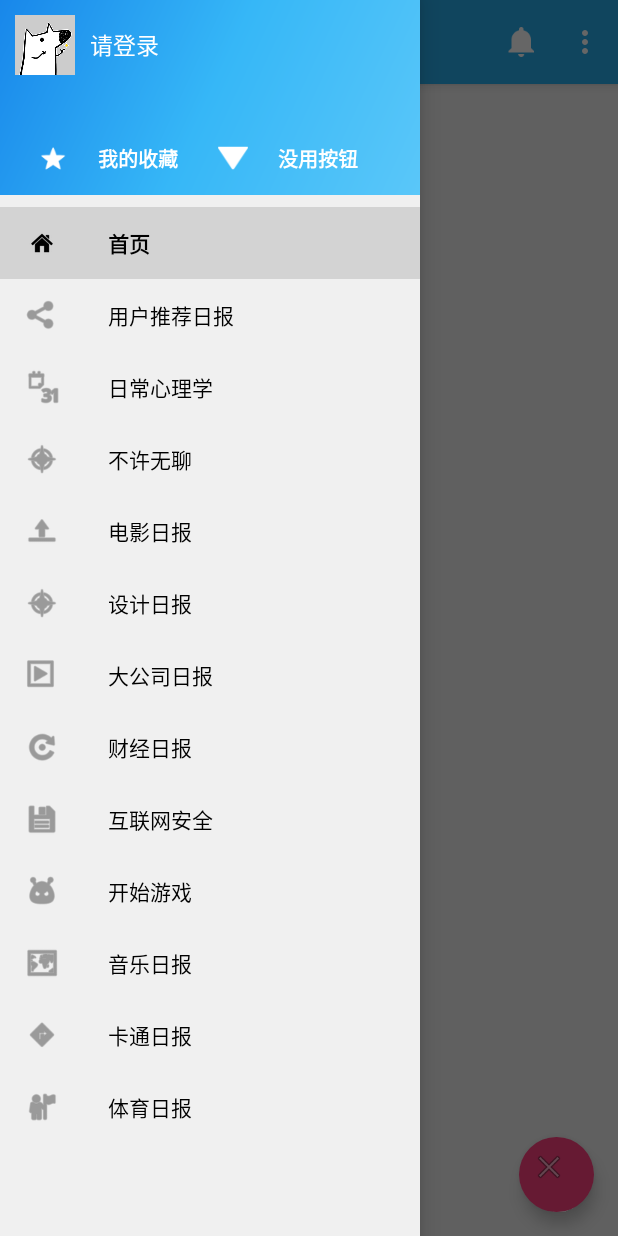
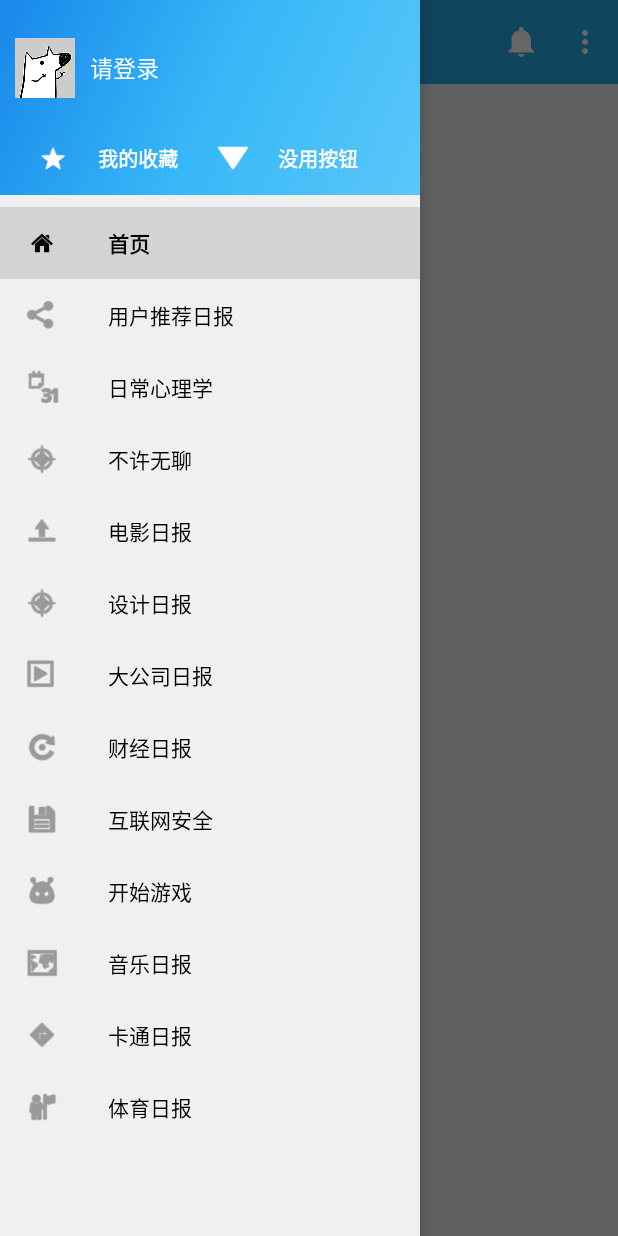
Before and after one commit to ychy00001/ZhiHu-example, an Android app: the MainActivity screen opened directly, with no data from a screen before it, with the side drawer open, on a phone screen of 412 x 824 dp. Run offline under Robolectric (Android 15) with nearby library versions, the phone set to English and light mode, and no system bars; our stand-ins replace ButterKnife, EventBus, Picasso; libraries missing offline, so code that uses them is left out: com.nineoldandroids.animation; pictures from the network do not load; 7 statements that could not run were skipped.

Commit message:
修改5.0手机侧滑界面被挡的问题，删除首页退出按钮

```diff
--- a/app/build.gradle
+++ b/app/build.gradle
@@ -4,8 +4,8 @@ Properties props = new Properties()
 props.load(new FileInputStream(file("signing.properties")))
 
 android {
-    compileSdkVersion 'Google Apis:Google Apis:23'
-    buildToolsVersion "23.0.2"
+    compileSdkVersion 23
+    buildToolsVersion '22.0.1'
 
     defaultConfig {
         applicationId "com.rain.zhihu_example"
@@ -76,6 +76,5 @@ dependencies {
     compile 'com.squareup.retrofit2:adapter-rxjava:2.0.0-beta3'
     //数据库支持
     compile 'de.greenrobot:greendao:2.1.0'
-
     compile project(':library-sharesdk')
 }
--- a/app/src/main/AndroidManifest.xml
+++ b/app/src/main/AndroidManifest.xml
@@ -52,10 +52,10 @@
         <activity
             android:name=".ui.activity.SplashActivity"
             android:label="@string/app_name"
+            android:theme="@style/SplashTheme"
             >
             <intent-filter>
                 <action android:name="android.intent.action.MAIN" />
-
                 <category android:name="android.intent.category.LAUNCHER" />
             </intent-filter>
         </activity>
--- a/app/src/main/res/layout/app_bar_main.xml
+++ b/app/src/main/res/layout/app_bar_main.xml
@@ -22,15 +22,4 @@
 
     <include layout="@layout/content_main" />
 
-    <android.support.design.widget.FloatingActionButton
-        android:id="@+id/fab"
-        app:fabSize="mini"
-        app:borderWidth="0dp"
-        android:layout_width="50dp"
-        android:layout_height="50dp"
-        android:scaleType="centerCrop"
-        android:layout_gravity="bottom|end"
-        android:layout_margin="@dimen/fab_margin"
-        android:src="@android:drawable/ic_menu_close_clear_cancel" />
-
 </android.support.design.widget.CoordinatorLayout>
--- a/app/src/main/res/layout/nav_header_main.xml
+++ b/app/src/main/res/layout/nav_header_main.xml
@@ -9,6 +9,7 @@
         android:id="@+id/ll_login"
         android:layout_width="match_parent"
         android:layout_height="wrap_content"
+        android:layout_marginTop="15dp"
         android:orientation="horizontal"
         android:gravity="center_vertical">
 
--- /dev/null
+++ b/app/src/main/res/values-v21/styles.xml
@@ -0,0 +1,112 @@
+<resources>
+
+    <!-- Base application theme. -->
+    <style name="AppTheme" parent="Theme.AppCompat.Light.DarkActionBar">
+        <!-- Customize your theme here. -->
+        <item name="colorPrimary">@color/colorPrimary</item>
+        <item name="colorPrimaryDark">@color/colorPrimaryDark</item>
+        <item name="colorAccent">@color/colorAccent</item>
+    </style>
+
+
+    <style name="AppTheme.AppBarOverlay" parent="ThemeOverlay.AppCompat.Dark.ActionBar" />
+    <style name="AppTheme.PopupOverlay" parent="ThemeOverlay.AppCompat.Light" />
+
+    <!--**************start! 自定义白天 夜间主题***********-->
+    <style name="SplashTheme" parent="AppTheme.NoActionBar">
+        <item name="android:windowDrawsSystemBarBackgrounds">false</item>
+    </style>
+    <!--application主题-->
+    <style name="AppTheme.NoActionBar">
+        <!--控制菜单字体颜色-->
+        <item name="colorPrimary">@color/text_Color_light</item>
+
+        <item name="windowActionBar">false</item>
+        <item name="windowNoTitle">true</item>
+        <item name="android:windowDrawsSystemBarBackgrounds">true</item>
+        <!--顶部状态栏变透明 -->
+        <item name="android:statusBarColor">@android:color/transparent</item>
+        <!--application主题设置透明背景  需要每个Activity都有自己的背景定义
+        已注释 因为有可能启动的时候背景图上的文字先显示出来 用户体验也不高
+            <item name="android:windowIsTranslucent">true</item>
+            <item name="android:windowBackground">@color/transparent</item>
+        -->
+        <!--整体页面主题-->
+        <item name="ThemeBackgroundColor">@color/defaultBackground_light</item>
+        <item name="ThemeTextColor">@color/text_Color_light</item>
+
+        <!--导航 Toolbar-->
+        <item name="toolBar_gb_color">@color/toolbar_bg_color_light</item>
+        <item name="menu_color_mode">@string/action_dark_mode</item>
+        <item name="navigationView_bg">@drawable/side_nav_bar</item>
+        <item name="navigation_title_text_color">@color/navigation_title_text_color_light</item>
+
+        <!--通用-->
+        <item name="text_color_gray">@color/color_gray_light</item>
+        <item name="btn_bg">@drawable/select_btn_light</item>
+        <item name="text_color_dark_red">@color/color_dark_red_light</item>
+
+        <!--分享-->
+        <item name="ic_share_friend">@drawable/ic_share_friend_white</item>
+        <item name="ic_share_qq">@drawable/ic_share_qq_white</item>
+        <item name="ic_share_qzone">@drawable/ic_share_qzone_white</item>
+        <item name="ic_share_weibo">@drawable/ic_share_weibo_white</item>
+        <item name="ic_share_weixin">@drawable/ic_share_weixin_white</item>
+
+        <!--条目-->
+        <item name="selectorListItem">@drawable/item_bg_select_light</item>
+        <item name="titleColor">@color/text_Color_light</item>
+        <item name="cardview_background_color">@color/cardView_bg_light</item>
+
+        <!-- 登录页面 -->
+        <item name="bg_login">@mipmap/bg_login_white</item>
+    </style>
+
+    <!--白天 都是默认application的内容-->
+    <style name="AppTheme.Light" parent="AppTheme.NoActionBar">
+        <item name="android:windowIsTranslucent">false</item>
+        <item name="android:windowBackground">@color/defaultBackground_light</item>
+    </style>
+
+    <!--黑夜-->
+    <style name="AppTheme.Dark" parent="AppTheme.NoActionBar">
+        <!--控制菜单字体颜色-->
+        <item name="colorPrimary">@color/color_gray_small</item>
+
+        <item name="android:windowIsTranslucent">false</item>
+        <item name="android:windowBackground">@color/defaultBackground_dark</item>
+        <!--整体页面主题-->
+        <item name="ThemeBackgroundColor">@color/defaultBackground_dark</item>
+        <item name="ThemeTextColor">@color/text_Color_dark</item>
+
+        <!--导航 Toolbar-->
+        <item name="toolBar_gb_color">@color/toolbar_bg_color_dark</item>
+        <item name="menu_color_mode">@string/action_light_mode</item>
+        <item name="navigationView_bg">@color/color_black_small</item>
+        <item name="navigation_title_text_color">@color/navigation_title_text_color_dark</item>
+
+
+        <!--通用-->
+        <item name="text_color_gray">@color/color_gray_dark</item>
+        <item name="text_color_dark_red">@color/color_dark_red_dark</item>
+        <item name="btn_bg">@drawable/select_btn_dark</item>
+
+        <!--分享-->
+        <item name="ic_share_friend">@drawable/ic_share_friend_black</item>
+        <item name="ic_share_qq">@drawable/ic_share_qq_black</item>
+        <item name="ic_share_qzone">@drawable/ic_share_qzone_black</item>
+        <item name="ic_share_weibo">@drawable/ic_share_weibo_black</item>
+        <item name="ic_share_weixin">@drawable/ic_share_weixin_black</item>
+
+        <!--条目-->
+        <item name="selectorListItem">@drawable/item_bg_select_dark</item>
+        <item name="titleColor">@color/text_Color_dark</item>
+        <item name="cardview_background_color">@color/cardView_bg_dark</item>
+
+        <!-- 登录页面 -->
+        <item name="bg_login">@mipmap/bg_login_black</item>
+    </style>
+
+    <!--**************end! 自定义白天 夜间主题***********-->
+
+</resources>
--- a/app/src/main/res/values/colors.xml
+++ b/app/src/main/res/values/colors.xml
@@ -1,7 +1,7 @@
 <?xml version="1.0" encoding="utf-8"?>
 <resources>
-    <color name="colorPrimary">#3F51B5</color>
-    <color name="colorPrimaryDark">#303F9F</color>
+    <color name="colorPrimary">#0097A7</color>
+    <color name="colorPrimaryDark">#3f88df</color>
     <color name="colorAccent">#FF4081</color>
 
     <!--*******************************-白天-********************************-->
@@ -11,8 +11,8 @@
     <color name="item_bg_def_light">#ffffff</color>
     <color name="item_bg_press_light">#CCCCCC</color>
     <color name="cardView_bg_light">#ffffff</color>
-    <!--头部ToolBar条-->
-    <color name="toolbar_bg_color_light">#27adec</color>
+    <!--头部ToolBar条 00BCD4 27ADEC -->
+    <color name="toolbar_bg_color_light">#27ADEC</color>
     <color name="navigation_title_text_color_light">#ffffff</color>
 
 
--- a/app/src/main/res/values/styles.xml
+++ b/app/src/main/res/values/styles.xml
@@ -1,4 +1,4 @@
-<resources>
+<resources xmlns:tools="http://schemas.android.com/tools">
 
     <!-- Base application theme. -->
     <style name="AppTheme" parent="Theme.AppCompat.Light.DarkActionBar">
@@ -13,6 +13,8 @@
     <style name="AppTheme.PopupOverlay" parent="ThemeOverlay.AppCompat.Light" />
 
     <!--**************start! 自定义白天 夜间主题***********-->
+    <style name="SplashTheme" parent="AppTheme.NoActionBar">
+    </style>
     <!--application主题-->
     <style name="AppTheme.NoActionBar">
         <!--控制菜单字体颜色-->
@@ -103,4 +105,10 @@
 
     <!--**************end! 自定义白天 夜间主题***********-->
 
+
+    <!--去掉AppBarLayout 的阴影效果-->
+    <style tools:override="true" name="Widget.Design.AppBarLayout" parent="android:Widget" >
+        <item name="elevation">0dp</item>
+        <item name="android:background">?attr/colorPrimary</item>
+    </style>
 </resources>
```
Also changed, not shown: app/src/main/java/com/rain/zhihu_example/ui/activity/MainActivity.java (+1 -7 lines), app/src/main/java/com/rain/zhihu_example/ui/fragment/ContentDetailFragment.java (+6 -3 lines), app/src/main/java/com/rain/zhihu_example/util/VersionCodeUtil.java (added, +22 -0 lines), app/src/main/res/layout-v21/activity_content_detent.xml (added, +31 -0 lines), gradle/wrapper/gradle-wrapper.properties.
